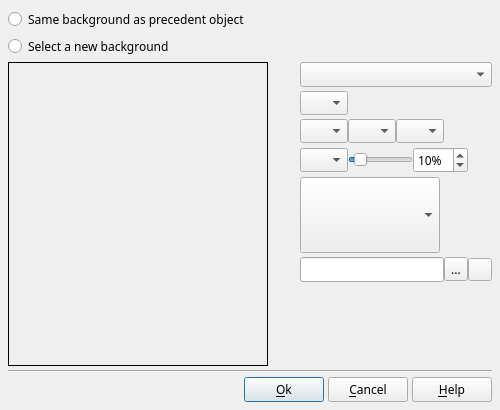
The window that DlgBackgroundProperties.ui (boenki/ffdiaporama) describes before a commit, drawn with Qt 5.
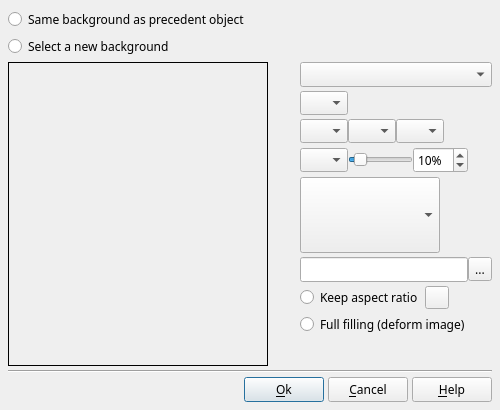
The same window after the commit. Icons and pictures are not drawn. Custom widgets are drawn as their Qt base class.

What changed in the file:
```diff
--- a/DlgBackgroundProperties.ui
+++ b/DlgBackgroundProperties.ui
@@ -265,7 +265,7 @@
             </property>
            </widget>
           </item>
-          <item row="6" column="0">
+          <item row="8" column="0">
            <spacer name="verticalSpacer">
             <property name="orientation">
              <enum>Qt::Vertical</enum>
@@ -602,6 +602,23 @@
               </property>
              </widget>
             </item>
+           </layout>
+          </item>
+          <item row="6" column="1">
+           <layout class="QHBoxLayout" name="horizontalLayout_8">
+            <property name="spacing">
+             <number>2</number>
+            </property>
+            <property name="margin">
+             <number>0</number>
+            </property>
+            <item>
+             <widget class="QRadioButton" name="KeepRatioRB">
+              <property name="text">
+               <string>Keep aspect ratio</string>
+              </property>
+             </widget>
+            </item>
             <item>
              <widget class="QToolButton" name="ImageEditCorrectBT">
               <property name="text">
@@ -613,8 +630,22 @@
               </property>
              </widget>
             </item>
+            <item>
+             <widget class="QLabel" name="label">
+              <property name="text">
+               <string notr="true"/>
+              </property>
+             </widget>
+            </item>
            </layout>
           </item>
+          <item row="7" column="1">
+           <widget class="QRadioButton" name="FullFillRB">
+            <property name="text">
+             <string>Full filling (deform image)</string>
+            </property>
+           </widget>
+          </item>
          </layout>
         </widget>
        </widget>
```
